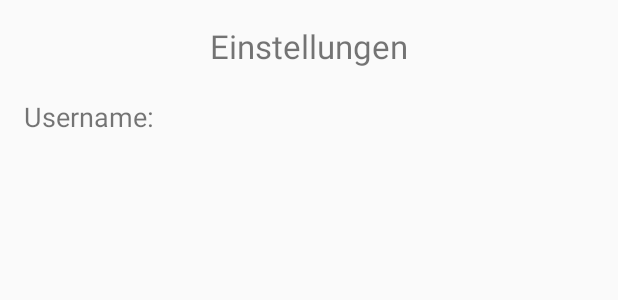
After one commit to ChHofer/menschargeredichnicht, an Android app: the layout preferences.xml on its own in the app's theme, with its tools: preview values and no code run, on a phone screen of 412 x 824 dp. The commit adds this screen. Shown: the top 300 px of the screen. Run offline under Robolectric (Android 15) with nearby library versions, the phone set to English and light mode, and no system bars.

Commit message:
1. Einstellungen Menü Punkt + Activity. Spielername kann geändert werden.

```diff
--- a/app/src/main/AndroidManifest.xml
+++ b/app/src/main/AndroidManifest.xml
@@ -39,5 +39,7 @@
             android:screenOrientation="portrait"/>
         <activity android:name=".LobbyClient"
             android:screenOrientation="portrait"/>
+        <activity android:name=".Settings"
+            android:screenOrientation="portrait"/>
     </application>
 </manifest>
--- /dev/null
+++ b/app/src/main/res/layout/preferences.xml
@@ -0,0 +1,24 @@
+<?xml version="1.0" encoding="utf-8"?>
+<RelativeLayout xmlns:android="http://schemas.android.com/apk/res/android"
+    android:layout_width="match_parent"
+    android:layout_height="match_parent"
+    android:paddingBottom="@dimen/activity_vertical_margin"
+    android:paddingLeft="@dimen/activity_horizontal_margin"
+    android:paddingRight="@dimen/activity_horizontal_margin"
+    android:paddingTop="@dimen/activity_vertical_margin">
+    <TextView
+        android:id="@+id/hostTextView"
+        android:text="Einstellungen"
+        android:textSize="22sp"
+        android:textAlignment="center"
+        android:layout_width="match_parent"
+        android:layout_height="wrap_content"
+        android:paddingBottom="20dp"/>
+    <TextView
+        android:id="@+id/userTextView"
+        android:layout_below="@id/hostTextView"
+        android:layout_width="match_parent"
+        android:layout_height="wrap_content"
+        android:text="Username:"
+        android:textSize="18sp"/>
+</RelativeLayout>
```
Also changed, not shown: app/src/main/java/at/se2/gruppe3/menschrgeredichnicht/MenuActivity.java (+12 -1 lines), app/src/main/java/at/se2/gruppe3/menschrgeredichnicht/Settings.java (added, +77 -0 lines), app/src/main/res/layout/menu.xml (+18 -0 lines), app/src/main/res/settings.xml (added).
